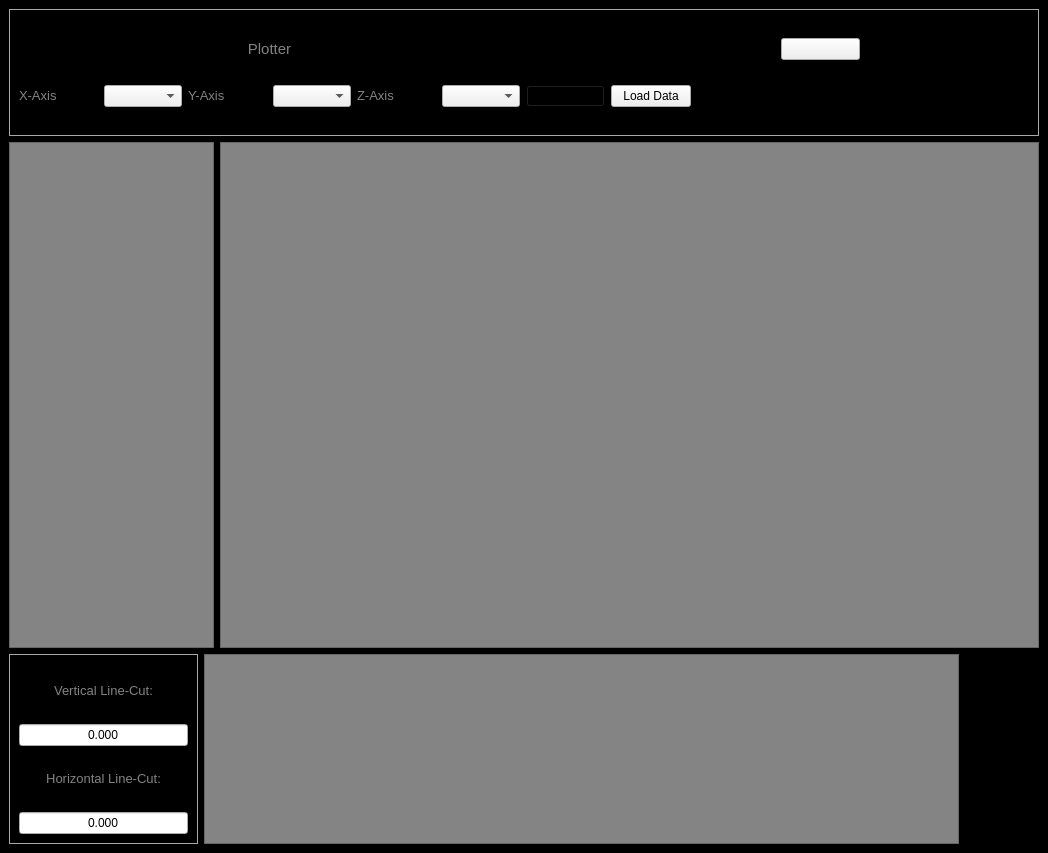
The window that Scanner GUI/Plotter/plotter.ui (afylab/nanoSQUID-Scanning-Software) describes before a commit, drawn with Qt 5.
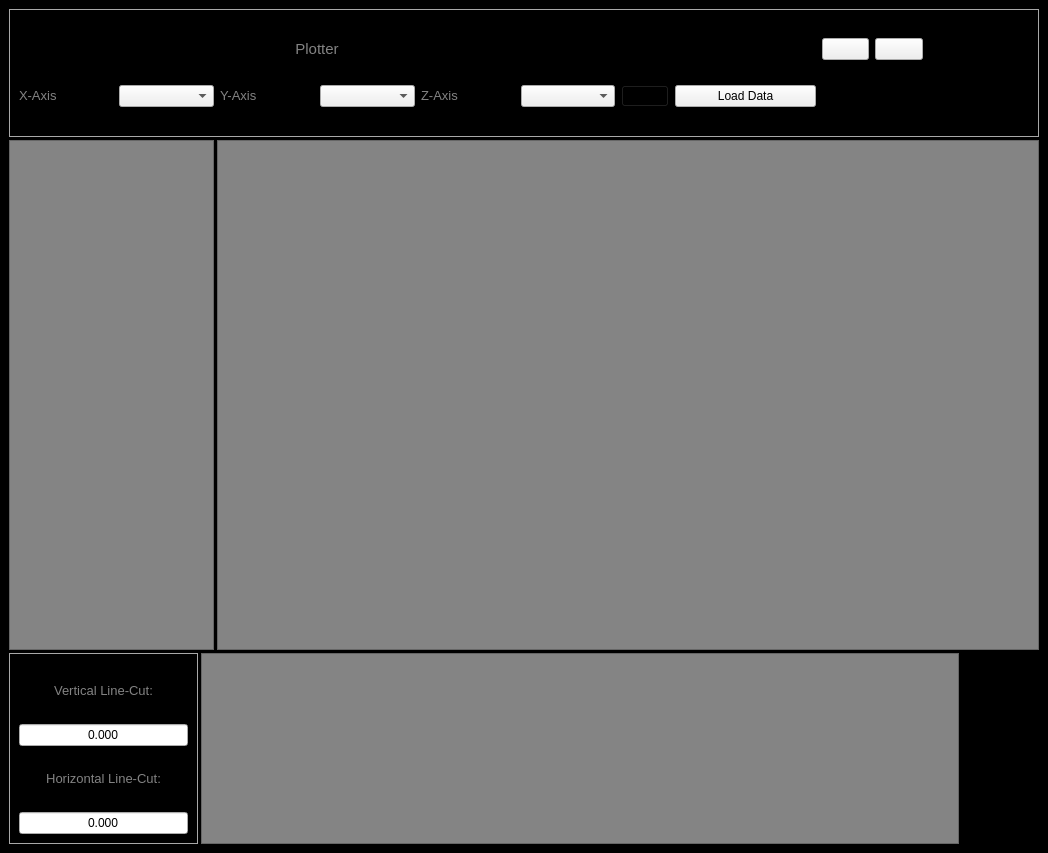
The same window after the commit. Icons and pictures are not drawn.

What changed in the file:
```diff
--- a/Scanner GUI/Plotter/plotter.ui
+++ b/Scanner GUI/Plotter/plotter.ui
@@ -26,6 +26,9 @@
 }</string>
    </property>
    <layout class="QVBoxLayout" name="verticalLayout_2" stretch="2,8,3">
+    <property name="spacing">
+     <number>3</number>
+    </property>
     <item>
      <widget class="QFrame" name="frame_TopBlock">
       <property name="styleSheet">
@@ -39,12 +42,52 @@
       <property name="frameShadow">
        <enum>QFrame::Raised</enum>
       </property>
-      <layout class="QGridLayout" name="gridLayout_6">
-       <item row="1" column="3">
-        <widget class="QComboBox" name="comboBox_yAxis"/>
+      <layout class="QGridLayout" name="gridLayout" columnstretch="2,2,2,2,2,2,1,3,1,1,1,1">
+       <item row="0" column="6">
+        <widget class="QPushButton" name="pushButton_trSelect">
+         <property name="minimumSize">
+          <size>
+           <width>20</width>
+           <height>20</height>
+          </size>
+         </property>
+         <property name="toolTip">
+          <string>Trace/Retrace Select</string>
+         </property>
+         <property name="styleSheet">
+          <string notr="true">#pushButton_trSelect{
+image:url(:/nSOTScanner/Pictures/traceIcon.png);
+background: black;
+border: 0px solid rgb(95,107,166);
+}
+
+QPushButton:pressed#trSelect{
+image:url(:/nSOTScanner/Pictures/traceIcon.png);
+background: black;
+border: 2px rgb(131,131,131);
+border-radius: 5px
+}</string>
+         </property>
+         <property name="text">
+          <string/>
+         </property>
+        </widget>
        </item>
-       <item row="1" column="6">
-        <widget class="QPushButton" name="pushButton_refresh">
+       <item row="0" column="7">
+        <widget class="QLabel" name="label_plotType">
+         <property name="text">
+          <string>Plot Type</string>
+         </property>
+        </widget>
+       </item>
+       <item row="0" column="8">
+        <widget class="QPushButton" name="pushButton_lockratio">
+         <property name="sizePolicy">
+          <sizepolicy hsizetype="Preferred" vsizetype="Fixed">
+           <horstretch>0</horstretch>
+           <verstretch>0</verstretch>
+          </sizepolicy>
+         </property>
          <property name="minimumSize">
           <size>
            <width>20</width>
@@ -55,14 +98,54 @@
           <string>Refresh Plot</string>
          </property>
          <property name="styleSheet">
-          <string notr="true">#pushButton_refresh{
-image:url(:/nSOTScanner/Pictures/refresh.png);
+          <string notr="true">#pushButton_lockratio{menu-indicator:{image:none}}
+
+#pushButton_lockratio{
+image:url(:/nSOTScanner/Pictures/ratio.png);
 background: black;
+border: 0px solid rgb(95,107,166);
+}
 
+QPushButton:pressed#pushButton_lockratio{
+image:url(:/nSOTScanner/Pictures/ratio.png);
+background: black;
+border: 2px rgb(131,131,131);
+border-radius: 5px
+}</string>
+         </property>
+         <property name="text">
+          <string/>
+         </property>
+        </widget>
+       </item>
+       <item row="0" column="9">
+        <widget class="QPushButton" name="subtract">
+         <property name="sizePolicy">
+          <sizepolicy hsizetype="Preferred" vsizetype="Fixed">
+           <horstretch>0</horstretch>
+           <verstretch>0</verstretch>
+          </sizepolicy>
+         </property>
+         <property name="minimumSize">
+          <size>
+           <width>20</width>
+           <height>20</height>
+          </size>
+         </property>
+         <property name="toolTip">
+          <string>Subtract Fit</string>
+         </property>
+         <property name="styleSheet">
+          <string notr="true">#subtract{menu-indicator:{image:none}}
+
+#subtract{
+image:url(:/nSOTScanner/Pictures/inverseRes.png);
+background: black;
+border: 0px solid rgb(95,107,166);
 }
 
-QPushButton:pressed#refresh{
-image:url(:/nSOTScanner/Pictures/refresh.png);
+QPushButton:pressed#subtract{
+image:url(:/nSOTScanner/Pictures/inverseRes.png);
 background: black;
 border: 2px rgb(131,131,131);
 border-radius: 5px
@@ -139,26 +222,56 @@
          </property>
         </widget>
        </item>
-       <item row="1" column="9">
-        <widget class="QPushButton" name="gradient">
-         <property name="sizePolicy">
-          <sizepolicy hsizetype="Preferred" vsizetype="Fixed">
-           <horstretch>0</horstretch>
-           <verstretch>0</verstretch>
-          </sizepolicy>
+       <item row="1" column="0">
+        <widget class="QLabel" name="label_2">
+         <property name="text">
+          <string>&lt;html&gt;&lt;head/&gt;&lt;body&gt;&lt;p&gt;&lt;span style=&quot; font-size:10pt; color:#838383;&quot;&gt;X-Axis&lt;/span&gt;&lt;/p&gt;&lt;/body&gt;&lt;/html&gt;</string>
+         </property>
+        </widget>
+       </item>
+       <item row="1" column="1">
+        <widget class="QComboBox" name="comboBox_xAxis"/>
+       </item>
+       <item row="1" column="2">
+        <widget class="QLabel" name="label_3">
+         <property name="text">
+          <string>&lt;html&gt;&lt;head/&gt;&lt;body&gt;&lt;p&gt;&lt;span style=&quot; font-size:10pt; color:#838383;&quot;&gt;Y-Axis&lt;/span&gt;&lt;/p&gt;&lt;/body&gt;&lt;/html&gt;</string>
+         </property>
+        </widget>
+       </item>
+       <item row="1" column="3">
+        <widget class="QComboBox" name="comboBox_yAxis"/>
+       </item>
+       <item row="1" column="4">
+        <widget class="QLabel" name="label_4">
+         <property name="text">
+          <string>&lt;html&gt;&lt;head/&gt;&lt;body&gt;&lt;p&gt;&lt;span style=&quot; font-size:10pt; color:#838383;&quot;&gt;Z-Axis&lt;/span&gt;&lt;/p&gt;&lt;/body&gt;&lt;/html&gt;</string>
+         </property>
+        </widget>
+       </item>
+       <item row="1" column="5">
+        <widget class="QComboBox" name="comboBox_zAxis"/>
+       </item>
+       <item row="1" column="6">
+        <widget class="QPushButton" name="pushButton_refresh">
+         <property name="minimumSize">
+          <size>
+           <width>20</width>
+           <height>20</height>
+          </size>
          </property>
          <property name="toolTip">
           <string>Directional Gradient</string>
          </property>
          <property name="styleSheet">
-          <string notr="true">#gradient{
-image:url(:/nSOTScanner/Pictures/inverseNabla.png);
+          <string notr="true">#pushButton_refresh{
+image:url(:/nSOTScanner/Pictures/refresh.png);
 background: black;
-border: 0px solid rgb(95,107,166);
+
 }
 
-QPushButton:pressed#gradient{
-image:url(:/nSOTScanner/Pictures/inverseNabla.png);
+QPushButton:pressed#refresh{
+image:url(:/nSOTScanner/Pictures/refresh.png);
 background: black;
 border: 2px rgb(131,131,131);
 border-radius: 5px
@@ -200,77 +313,6 @@
          </property>
         </widget>
        </item>
-       <item row="0" column="9">
-        <widget class="QPushButton" name="subtract">
-         <property name="sizePolicy">
-          <sizepolicy hsizetype="Preferred" vsizetype="Fixed">
-           <horstretch>0</horstretch>
-           <verstretch>0</verstretch>
-          </sizepolicy>
-         </property>
-         <property name="minimumSize">
-          <size>
-           <width>20</width>
-           <height>20</height>
-          </size>
-         </property>
-         <property name="toolTip">
-          <string>Subtract Fit</string>
-         </property>
-         <property name="styleSheet">
-          <string notr="true">#subtract{menu-indicator:{image:none}}
-
-#subtract{
-image:url(:/nSOTScanner/Pictures/inverseRes.png);
-background: black;
-border: 0px solid rgb(95,107,166);
-}
-
-QPushButton:pressed#subtract{
-image:url(:/nSOTScanner/Pictures/inverseRes.png);
-background: black;
-border: 2px rgb(131,131,131);
-border-radius: 5px
-}</string>
-         </property>
-         <property name="text">
-          <string/>
-         </property>
-        </widget>
-       </item>
-       <item row="1" column="10">
-        <widget class="QPushButton" name="diamCalc">
-         <property name="sizePolicy">
-          <sizepolicy hsizetype="Preferred" vsizetype="Fixed">
-           <horstretch>0</horstretch>
-           <verstretch>0</verstretch>
-          </sizepolicy>
-         </property>
-         <property name="toolTip">
-          <string>Estimate nSOT Diameter</string>
-         </property>
-         <property name="styleSheet">
-          <string notr="true">#diamCalc{
-image:url(:/nSOTScanner/Pictures/inverseDiameter.png);
-background: black;
-border: 0px solid rgb(95,107,166);
-}
-
-QPushButton:pressed#diamCalc{
-image:url(:/nSOTScanner/Pictures/inverseDiameter.png);
-background: black;
-border: 2px rgb(131,131,131);
-border-radius: 5px
-}</string>
-         </property>
-         <property name="text">
-          <string/>
-         </property>
-        </widget>
-       </item>
-       <item row="1" column="5">
-        <widget class="QComboBox" name="comboBox_zAxis"/>
-       </item>
        <item row="1" column="8">
         <widget class="QPushButton" name="zoom">
          <property name="minimumSize">
@@ -301,17 +343,63 @@
          </property>
         </widget>
        </item>
-       <item row="1" column="2">
-        <widget class="QLabel" name="label_3">
+       <item row="1" column="9">
+        <widget class="QPushButton" name="gradient">
+         <property name="sizePolicy">
+          <sizepolicy hsizetype="Preferred" vsizetype="Fixed">
+           <horstretch>0</horstretch>
+           <verstretch>0</verstretch>
+          </sizepolicy>
+         </property>
+         <property name="toolTip">
+          <string>Directional Gradient</string>
+         </property>
+         <property name="styleSheet">
+          <string notr="true">#gradient{
+image:url(:/nSOTScanner/Pictures/inverseNabla.png);
+background: black;
+border: 0px solid rgb(95,107,166);
+}
+
+QPushButton:pressed#gradient{
+image:url(:/nSOTScanner/Pictures/inverseNabla.png);
+background: black;
+border: 2px rgb(131,131,131);
+border-radius: 5px
+}</string>
+         </property>
          <property name="text">
-          <string>&lt;html&gt;&lt;head/&gt;&lt;body&gt;&lt;p&gt;&lt;span style=&quot; font-size:10pt; color:#838383;&quot;&gt;Y-Axis&lt;/span&gt;&lt;/p&gt;&lt;/body&gt;&lt;/html&gt;</string>
+          <string/>
          </property>
         </widget>
        </item>
-       <item row="1" column="4">
-        <widget class="QLabel" name="label_4">
+       <item row="1" column="10">
+        <widget class="QPushButton" name="diamCalc">
+         <property name="sizePolicy">
+          <sizepolicy hsizetype="Preferred" vsizetype="Fixed">
+           <horstretch>0</horstretch>
+           <verstretch>0</verstretch>
+          </sizepolicy>
+         </property>
+         <property name="toolTip">
+          <string>Estimate nSOT Diameter</string>
+         </property>
+         <property name="styleSheet">
+          <string notr="true">#diamCalc{
+image:url(:/nSOTScanner/Pictures/inverseDiameter.png);
+background: black;
+border: 0px solid rgb(95,107,166);
+}
+
+QPushButton:pressed#diamCalc{
+image:url(:/nSOTScanner/Pictures/inverseDiameter.png);
+background: black;
+border: 2px rgb(131,131,131);
+border-radius: 5px
+}</string>
+         </property>
          <property name="text">
-          <string>&lt;html&gt;&lt;head/&gt;&lt;body&gt;&lt;p&gt;&lt;span style=&quot; font-size:10pt; color:#838383;&quot;&gt;Z-Axis&lt;/span&gt;&lt;/p&gt;&lt;/body&gt;&lt;/html&gt;</string>
+          <string/>
          </property>
         </widget>
        </item>
@@ -357,53 +445,6 @@
          </property>
         </widget>
        </item>
-       <item row="1" column="1">
-        <widget class="QComboBox" name="comboBox_xAxis"/>
-       </item>
-       <item row="0" column="6">
-        <widget class="QPushButton" name="pushButton_trSelect">
-         <property name="minimumSize">
-          <size>
-           <width>20</width>
-           <height>20</height>
-          </size>
-         </property>
-         <property name="toolTip">
-          <string>Trace/Retrace Select</string>
-         </property>
-         <property name="styleSheet">
-          <string notr="true">#pushButton_trSelect{
-image:url(:/nSOTScanner/Pictures/traceIcon.png);
-background: black;
-border: 0px solid rgb(95,107,166);
-}
-
-QPushButton:pressed#trSelect{
-image:url(:/nSOTScanner/Pictures/traceIcon.png);
-background: black;
-border: 2px rgb(131,131,131);
-border-radius: 5px
-}</string>
-         </property>
-         <property name="text">
-          <string/>
-         </property>
-        </widget>
-       </item>
-       <item row="0" column="7" colspan="2">
-        <widget class="QLabel" name="label_plotType">
-         <property name="text">
-          <string>Plot Type</string>
-         </property>
-        </widget>
-       </item>
-       <item row="1" column="0">
-        <widget class="QLabel" name="label_2">
-         <property name="text">
-          <string>&lt;html&gt;&lt;head/&gt;&lt;body&gt;&lt;p&gt;&lt;span style=&quot; font-size:10pt; color:#838383;&quot;&gt;X-Axis&lt;/span&gt;&lt;/p&gt;&lt;/body&gt;&lt;/html&gt;</string>
-         </property>
-        </widget>
-       </item>
        <item row="0" column="0" colspan="6">
         <widget class="QLabel" name="plotTitle">
          <property name="text">
```
Left out of the diff: 8 changed lines with no effect on the pictures.
